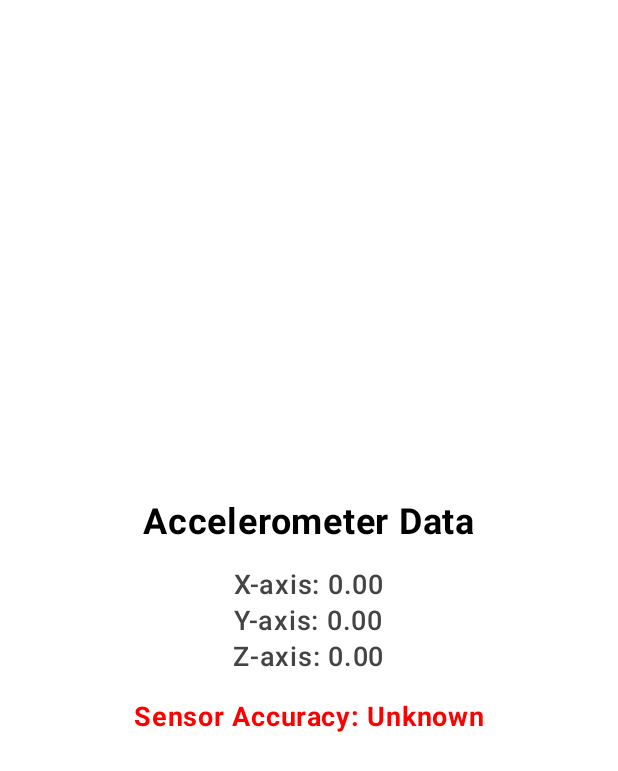
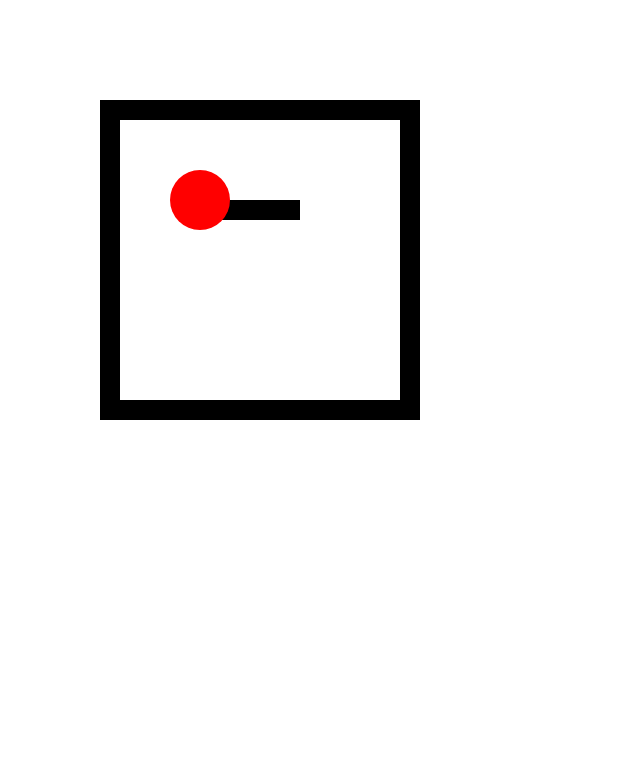
Before and after one commit to wyattnapier/501assignment6_4, an Android app built with Jetpack Compose: the screen it shows after launch (MainActivity), on a phone screen of 412 x 824 dp. Shown: the top 771 px of the screen. Run offline under Robolectric (Android 15) with nearby library versions, the phone set to English and light mode, and no system bars.

Commit message:
ball moving with gyroscope

```diff
--- a/app/src/main/java/com/example/assign6_4/MainActivity.kt
+++ b/app/src/main/java/com/example/assign6_4/MainActivity.kt
@@ -8,57 +8,34 @@ import android.os.Bundle
 import androidx.activity.ComponentActivity
 import androidx.activity.compose.setContent
 import androidx.activity.enableEdgeToEdge
+import androidx.compose.foundation.Canvas
 import androidx.compose.foundation.background
-import androidx.compose.foundation.layout.Arrangement
-import androidx.compose.foundation.layout.Column
-import androidx.compose.foundation.layout.Spacer
 import androidx.compose.foundation.layout.fillMaxSize
-import androidx.compose.foundation.layout.height
-import androidx.compose.foundation.layout.padding
-import androidx.compose.material3.Scaffold
-import androidx.compose.material3.Text
-import androidx.compose.runtime.Composable
-import androidx.compose.runtime.getValue
-import androidx.compose.runtime.mutableFloatStateOf
-import androidx.compose.runtime.mutableStateOf
-import androidx.compose.runtime.setValue
-import androidx.compose.ui.Alignment
+import androidx.compose.material3.MaterialTheme
+import androidx.compose.runtime.*
 import androidx.compose.ui.Modifier
+import androidx.compose.ui.geometry.Offset
+import androidx.compose.ui.geometry.Rect
 import androidx.compose.ui.graphics.Color
-import androidx.compose.ui.text.font.FontWeight
-import androidx.compose.ui.tooling.preview.Preview
-import androidx.compose.ui.unit.dp
-import androidx.compose.ui.unit.sp
-import com.example.assign6_4.ui.theme.Assign6_4Theme
 
 class MainActivity : ComponentActivity(), SensorEventListener {
 
     private lateinit var sensorManager: SensorManager
     private var gyroscope: Sensor? = null
 
-    private var _x by mutableStateOf(0f)
-    private var _y by mutableStateOf(0f)
-    private var _z by mutableStateOf(0f)
-    private var _accuracy by mutableStateOf("Unknown")
+    private var _gx by mutableStateOf(0f)
+    private var _gy by mutableStateOf(0f)
 
     override fun onCreate(savedInstanceState: Bundle?) {
         super.onCreate(savedInstanceState)
 
-        // Initialize Sensor Manager
         sensorManager = getSystemService(SENSOR_SERVICE) as SensorManager
         gyroscope = sensorManager.getDefaultSensor(Sensor.TYPE_GYROSCOPE)
 
         enableEdgeToEdge()
         setContent {
-            Assign6_4Theme {
-                Scaffold(modifier = Modifier.fillMaxSize()) { innerPadding ->
-                    SensorScreen(
-                        x = _x,
-                        y = _y,
-                        z = _z,
-                        accuracy = _accuracy
-                    )
-                }
+            MaterialTheme {
+                SimpleGyroMaze(gx = _gx, gy = _gy)
             }
         }
     }
@@ -66,7 +43,7 @@ class MainActivity : ComponentActivity(), SensorEventListener {
     override fun onResume() {
         super.onResume()
         gyroscope?.let {
-            sensorManager.registerListener(this, it, SensorManager.SENSOR_DELAY_UI)
+            sensorManager.registerListener(this, it, SensorManager.SENSOR_DELAY_GAME)
         }
     }
 
@@ -77,61 +54,47 @@ class MainActivity : ComponentActivity(), SensorEventListener {
 
     override fun onSensorChanged(event: SensorEvent?) {
         event?.let {
-            _x = it.values[0]
-            _y = it.values[1]
-            _z = it.values[2]
+            _gx = it.values[1]   // horizontal tilt
+            _gy = it.values[0]   // vertical tilt
         }
     }
 
-    override fun onAccuracyChanged(sensor: Sensor?, accuracy: Int) {
-        _accuracy = when (accuracy) {
-            SensorManager.SENSOR_STATUS_ACCURACY_HIGH -> "High"
-            SensorManager.SENSOR_STATUS_ACCURACY_MEDIUM -> "Medium"
-            SensorManager.SENSOR_STATUS_ACCURACY_LOW -> "Low"
-            SensorManager.SENSOR_STATUS_UNRELIABLE -> "Unreliable"
-            else -> "Unknown"
-        }
-    }
+    override fun onAccuracyChanged(sensor: Sensor?, accuracy: Int) {}
 }
 
 @Composable
-fun SensorScreen(x: Float, y: Float, z: Float, accuracy: String) {
-    Column(
+fun SimpleGyroMaze(gx: Float, gy: Float) {
+    var ballX by remember { mutableStateOf(200f) }
+    var ballY by remember { mutableStateOf(200f) }
+    val ballRadius = 30f
+
+    // walls
+    val walls = listOf(
+        Rect(100f, 100f, 400f, 120f),
+        Rect(100f, 100f, 120f, 400f),
+        Rect(100f, 400f, 400f, 420f),
+        Rect(400f, 100f, 420f, 420f),
+        Rect(200f, 200f, 300f, 220f)
+    )
+
+    // Update ball position each frame
+    Canvas(
         modifier = Modifier
             .fillMaxSize()
             .background(Color.White)
-            .padding(16.dp),
-        horizontalAlignment = Alignment.CenterHorizontally,
-        verticalArrangement = Arrangement.Center
     ) {
-        Text(text = "Accelerometer Data", fontSize = 24.sp, fontWeight = FontWeight.Bold, color = Color.Black)
+        // simple position update
+        ballX += gx * 5
+        ballY += gy * 5
 
-        Spacer(modifier = Modifier.height(16.dp))
+        // clamp to canvas
+        ballX = ballX.coerceIn(ballRadius, size.width - ballRadius)
+        ballY = ballY.coerceIn(ballRadius, size.height - ballRadius)
 
-        SensorValue(label = "X-axis", value = x)
-        SensorValue(label = "Y-axis", value = y)
-        SensorValue(label = "Z-axis", value = z)
+        // draw walls
+        walls.forEach { drawRect(Color.Black, it.topLeft, it.size) }
 
-        Spacer(modifier = Modifier.height(16.dp))
-
-        Text(text = "Sensor Accuracy: $accuracy", fontSize = 18.sp, fontWeight = FontWeight.Bold, color = Color.Red)
+        // draw ball
+        drawCircle(Color.Red, radius = ballRadius, center = Offset(ballX, ballY))
     }
 }
-
-@Composable
-fun SensorValue(label: String, value: Float) {
-    Text(
-        text = "$label: ${"%.2f".format(value)}",
-        fontSize = 18.sp,
-        fontWeight = FontWeight.Medium,
-        color = Color.DarkGray
-    )
-}
-
-//@Preview(showBackground = true)
-//@Composable
-//fun DefaultPreview() {
-//    Assign6_4Theme {
-//        com.example.assign6_4.ui.theme.SensorScreen(x = 0f, y = 0f, z = 0f, accuracy = "Unknown")
-//    }
-//}
```
